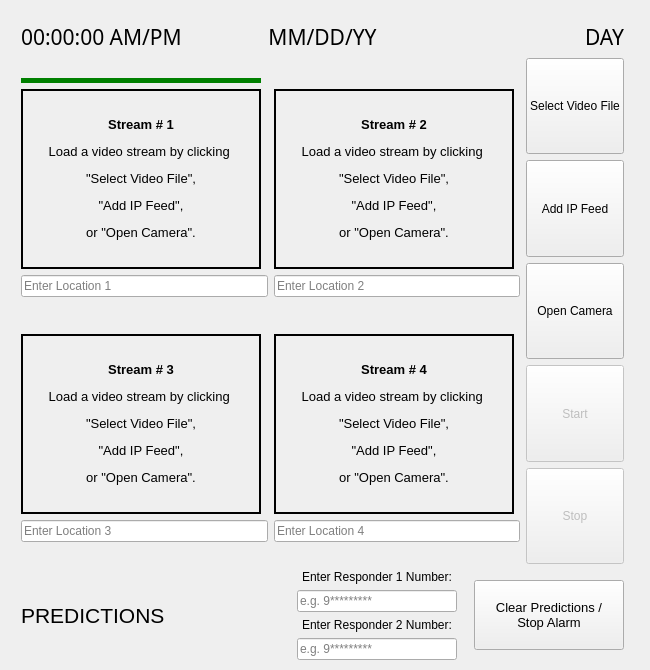
Qt form mainwidget.ui (markymarc1227/hawkai) before a commit.
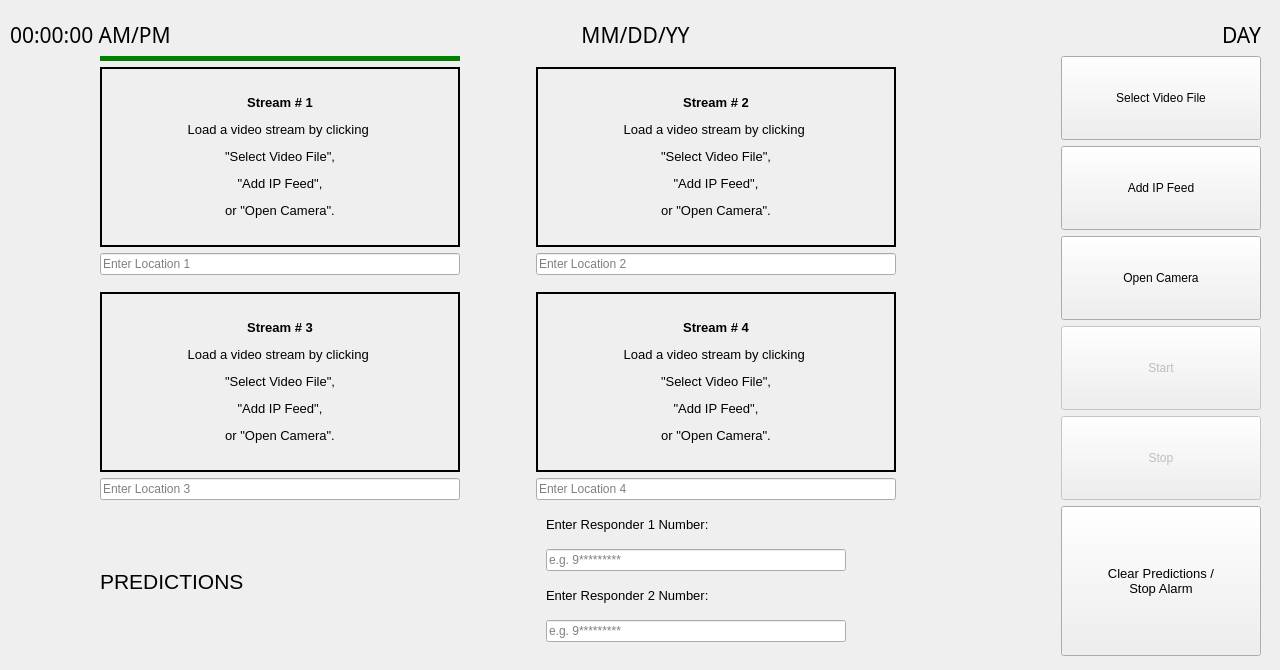
The same form after that commit. Icons and pictures are not drawn. Custom widgets are drawn as their Qt base class.

Commit message: changed layout to bigger screen

Patch:
```diff
--- a/mainwidget.ui
+++ b/mainwidget.ui
@@ -6,19 +6,19 @@
    <rect>
     <x>0</x>
     <y>0</y>
-    <width>650</width>
+    <width>1280</width>
     <height>670</height>
    </rect>
   </property>
   <property name="minimumSize">
    <size>
-    <width>650</width>
+    <width>1280</width>
     <height>670</height>
    </size>
   </property>
   <property name="maximumSize">
    <size>
-    <width>1080</width>
+    <width>1280</width>
     <height>670</height>
    </size>
   </property>
@@ -41,18 +41,33 @@
   <property name="autoFillBackground">
    <bool>false</bool>
   </property>
-  <widget class="QWidget" name="layoutWidget">
+  <widget class="QWidget" name="">
    <property name="geometry">
     <rect>
-     <x>21</x>
-     <y>2</y>
-     <width>603</width>
-     <height>658</height>
+     <x>10</x>
+     <y>0</y>
+     <width>1251</width>
+     <height>656</height>
     </rect>
    </property>
-   <layout class="QVBoxLayout" name="verticalLayout_8">
+   <layout class="QVBoxLayout" name="verticalLayout_9">
     <item>
      <widget class="QLabel" name="banner">
+      <property name="enabled">
+       <bool>true</bool>
+      </property>
+      <property name="sizePolicy">
+       <sizepolicy hsizetype="Maximum" vsizetype="Preferred">
+        <horstretch>0</horstretch>
+        <verstretch>0</verstretch>
+       </sizepolicy>
+      </property>
+      <property name="minimumSize">
+       <size>
+        <width>1280</width>
+        <height>0</height>
+       </size>
+      </property>
       <property name="text">
        <string/>
       </property>
@@ -133,20 +148,40 @@
     </item>
     <item>
      <layout class="QHBoxLayout" name="horizontalLayout_4">
+      <item>
+       <spacer name="horizontalSpacer_2">
+        <property name="orientation">
+         <enum>Qt::Horizontal</enum>
+        </property>
+        <property name="sizeType">
+         <enum>QSizePolicy::Fixed</enum>
+        </property>
+        <property name="sizeHint" stdset="0">
+         <size>
+          <width>90</width>
+          <height>20</height>
+         </size>
+        </property>
+       </spacer>
+      </item>
       <item>
        <layout class="QVBoxLayout" name="verticalLayout_6">
         <item>
-         <layout class="QHBoxLayout" name="horizontalLayout_2">
-          <item>
            <layout class="QVBoxLayout" name="verticalLayout">
-            <item>
+          <item alignment="Qt::AlignHCenter">
              <widget class="QLabel" name="selector_0">
               <property name="sizePolicy">
-               <sizepolicy hsizetype="Preferred" vsizetype="Fixed">
+             <sizepolicy hsizetype="Fixed" vsizetype="Fixed">
                 <horstretch>0</horstretch>
                 <verstretch>0</verstretch>
                </sizepolicy>
               </property>
+            <property name="minimumSize">
+             <size>
+              <width>360</width>
+              <height>0</height>
+             </size>
+            </property>
               <property name="maximumSize">
                <size>
                 <width>240</width>
@@ -161,17 +196,17 @@
               </property>
              </widget>
             </item>
-            <item>
+          <item alignment="Qt::AlignHCenter">
              <widget class="clickable_Qlabel" name="video_frame_0">
               <property name="minimumSize">
                <size>
-                <width>240</width>
+              <width>360</width>
                 <height>180</height>
                </size>
               </property>
               <property name="maximumSize">
                <size>
-                <width>240</width>
+              <width>360</width>
                 <height>180</height>
                </size>
               </property>
@@ -206,8 +241,20 @@
               </property>
              </widget>
             </item>
-            <item>
+          <item alignment="Qt::AlignHCenter">
              <widget class="doubleClickable_QLineEdit" name="loc_0">
+            <property name="minimumSize">
+             <size>
+              <width>360</width>
+              <height>0</height>
+             </size>
+            </property>
+            <property name="maximumSize">
+             <size>
+              <width>360</width>
+              <height>16777215</height>
+             </size>
+            </property>
               <property name="maxLength">
                <number>31</number>
               </property>
@@ -225,84 +272,8 @@
            </layout>
           </item>
           <item>
-           <layout class="QVBoxLayout" name="verticalLayout_2">
-            <item>
-             <widget class="QLabel" name="selector_1">
-              <property name="sizePolicy">
-               <sizepolicy hsizetype="Preferred" vsizetype="Fixed">
-                <horstretch>0</horstretch>
-                <verstretch>0</verstretch>
-               </sizepolicy>
-              </property>
-              <property name="maximumSize">
-               <size>
-                <width>240</width>
-                <height>5</height>
-               </size>
-              </property>
-              <property name="styleSheet">
-               <string notr="true"/>
-              </property>
-              <property name="text">
-               <string/>
-              </property>
-             </widget>
-            </item>
-            <item>
-             <widget class="clickable_Qlabel" name="video_frame_1">
-              <property name="minimumSize">
-               <size>
-                <width>240</width>
-                <height>180</height>
-               </size>
-              </property>
-              <property name="maximumSize">
-               <size>
-                <width>240</width>
-                <height>180</height>
-               </size>
-              </property>
-              <property name="font">
-               <font>
-                <pointsize>7</pointsize>
-               </font>
-              </property>
-              <property name="cursor">
-               <cursorShape>PointingHandCursor</cursorShape>
-              </property>
-              <property name="styleSheet">
-               <string notr="true">border: 2px solid black;</string>
-              </property>
-              <property name="frameShape">
-               <enum>QFrame::NoFrame</enum>
-              </property>
-              <property name="text">
-               <string>&lt;html&gt;&lt;head/&gt;&lt;body&gt;&lt;p&gt;&lt;span style=&quot; font-size:10pt; font-weight:700;&quot;&gt;Stream # 2&lt;/span&gt;&lt;/p&gt;&lt;p&gt;&lt;span style=&quot; font-size:10pt;&quot;&gt;Load a video stream by clicking &lt;/span&gt;&lt;/p&gt;&lt;p&gt;&lt;span style=&quot; font-size:10pt;&quot;&gt;&amp;quot;Select Video File&amp;quot;,&lt;/span&gt;&lt;/p&gt;&lt;p&gt;&lt;span style=&quot; font-size:10pt;&quot;&gt;&amp;quot;Add IP Feed&amp;quot;,&lt;/span&gt;&lt;/p&gt;&lt;p&gt;&lt;span style=&quot; font-size:10pt;&quot;&gt;or &amp;quot;Open Camera&amp;quot;.&lt;/span&gt;&lt;/p&gt;&lt;/body&gt;&lt;/html&gt;</string>
-              </property>
-              <property name="alignment">
-               <set>Qt::AlignCenter</set>
-              </property>
-             </widget>
-            </item>
-            <item>
-             <widget class="doubleClickable_QLineEdit" name="loc_1">
-              <property name="maxLength">
-               <number>31</number>
-              </property>
-              <property name="placeholderText">
-               <string>Enter Location 2</string>
-              </property>
-             </widget>
-            </item>
-           </layout>
-          </item>
-         </layout>
-        </item>
-        <item>
-         <layout class="QHBoxLayout" name="horizontalLayout_3">
-          <item>
            <layout class="QVBoxLayout" name="verticalLayout_3">
-            <item>
+          <item alignment="Qt::AlignHCenter">
              <widget class="QLabel" name="selector_2">
               <property name="sizePolicy">
                <sizepolicy hsizetype="Preferred" vsizetype="Fixed">
@@ -310,9 +281,15 @@
                 <verstretch>0</verstretch>
                </sizepolicy>
               </property>
+            <property name="minimumSize">
+             <size>
+              <width>360</width>
+              <height>0</height>
+             </size>
+            </property>
               <property name="maximumSize">
                <size>
-                <width>240</width>
+              <width>360</width>
                 <height>5</height>
                </size>
               </property>
@@ -324,17 +301,17 @@
               </property>
              </widget>
             </item>
-            <item>
+          <item alignment="Qt::AlignHCenter">
              <widget class="clickable_Qlabel" name="video_frame_2">
               <property name="minimumSize">
                <size>
-                <width>240</width>
+              <width>360</width>
                 <height>180</height>
                </size>
               </property>
               <property name="maximumSize">
                <size>
-                <width>240</width>
+              <width>360</width>
                 <height>180</height>
                </size>
               </property>
@@ -360,8 +337,20 @@
               </property>
              </widget>
             </item>
-            <item>
+          <item alignment="Qt::AlignHCenter">
              <widget class="doubleClickable_QLineEdit" name="loc_2">
+            <property name="minimumSize">
+             <size>
+              <width>360</width>
+              <height>0</height>
+             </size>
+            </property>
+            <property name="maximumSize">
+             <size>
+              <width>360</width>
+              <height>16777215</height>
+             </size>
+            </property>
               <property name="maxLength">
                <number>31</number>
               </property>
@@ -372,19 +361,135 @@
             </item>
            </layout>
           </item>
+       </layout>
+      </item>
+      <item>
+       <spacer name="horizontalSpacer_3">
+        <property name="orientation">
+         <enum>Qt::Horizontal</enum>
+        </property>
+        <property name="sizeType">
+         <enum>QSizePolicy::Fixed</enum>
+        </property>
+        <property name="sizeHint" stdset="0">
+         <size>
+          <width>70</width>
+          <height>20</height>
+         </size>
+        </property>
+       </spacer>
+      </item>
+      <item>
+       <layout class="QVBoxLayout" name="verticalLayout_8">
+        <item>
+         <layout class="QVBoxLayout" name="verticalLayout_2">
+          <item alignment="Qt::AlignHCenter">
+           <widget class="QLabel" name="selector_1">
+            <property name="sizePolicy">
+             <sizepolicy hsizetype="Fixed" vsizetype="Fixed">
+              <horstretch>0</horstretch>
+              <verstretch>0</verstretch>
+             </sizepolicy>
+            </property>
+            <property name="minimumSize">
+             <size>
+              <width>360</width>
+              <height>0</height>
+             </size>
+            </property>
+            <property name="maximumSize">
+             <size>
+              <width>360</width>
+              <height>5</height>
+             </size>
+            </property>
+            <property name="styleSheet">
+             <string notr="true"/>
+            </property>
+            <property name="text">
+             <string/>
+            </property>
+           </widget>
+          </item>
+          <item alignment="Qt::AlignHCenter">
+           <widget class="clickable_Qlabel" name="video_frame_1">
+            <property name="minimumSize">
+             <size>
+              <width>360</width>
+              <height>180</height>
+             </size>
+            </property>
+            <property name="maximumSize">
+             <size>
+              <width>360</width>
+              <height>180</height>
+             </size>
+            </property>
+            <property name="font">
+             <font>
+              <pointsize>7</pointsize>
+             </font>
+            </property>
+            <property name="cursor">
+             <cursorShape>PointingHandCursor</cursorShape>
+            </property>
+            <property name="styleSheet">
+             <string notr="true">border: 2px solid black;</string>
+            </property>
+            <property name="frameShape">
+             <enum>QFrame::NoFrame</enum>
+            </property>
+            <property name="text">
+             <string>&lt;html&gt;&lt;head/&gt;&lt;body&gt;&lt;p&gt;&lt;span style=&quot; font-size:10pt; font-weight:700;&quot;&gt;Stream # 2&lt;/span&gt;&lt;/p&gt;&lt;p&gt;&lt;span style=&quot; font-size:10pt;&quot;&gt;Load a video stream by clicking &lt;/span&gt;&lt;/p&gt;&lt;p&gt;&lt;span style=&quot; font-size:10pt;&quot;&gt;&amp;quot;Select Video File&amp;quot;,&lt;/span&gt;&lt;/p&gt;&lt;p&gt;&lt;span style=&quot; font-size:10pt;&quot;&gt;&amp;quot;Add IP Feed&amp;quot;,&lt;/span&gt;&lt;/p&gt;&lt;p&gt;&lt;span style=&quot; font-size:10pt;&quot;&gt;or &amp;quot;Open Camera&amp;quot;.&lt;/span&gt;&lt;/p&gt;&lt;/body&gt;&lt;/html&gt;</string>
+            </property>
+            <property name="alignment">
+             <set>Qt::AlignCenter</set>
+            </property>
+           </widget>
+          </item>
+          <item alignment="Qt::AlignHCenter">
+           <widget class="doubleClickable_QLineEdit" name="loc_1">
+            <property name="minimumSize">
+             <size>
+              <width>360</width>
+              <height>0</height>
+             </size>
+            </property>
+            <property name="maximumSize">
+             <size>
+              <width>360</width>
+              <height>16777215</height>
+             </size>
+            </property>
+            <property name="maxLength">
+             <number>31</number>
+            </property>
+            <property name="placeholderText">
+             <string>Enter Location 2</string>
+            </property>
+           </widget>
+          </item>
+         </layout>
+        </item>
           <item>
            <layout class="QVBoxLayout" name="verticalLayout_4">
-            <item>
+          <item alignment="Qt::AlignHCenter">
              <widget class="QLabel" name="selector_3">
               <property name="sizePolicy">
-               <sizepolicy hsizetype="Preferred" vsizetype="Fixed">
+             <sizepolicy hsizetype="Fixed" vsizetype="Fixed">
                 <horstretch>0</horstretch>
                 <verstretch>0</verstretch>
                </sizepolicy>
               </property>
+            <property name="minimumSize">
+             <size>
+              <width>360</width>
+              <height>0</height>
+             </size>
+            </property>
               <property name="maximumSize">
                <size>
-                <width>240</width>
+              <width>360</width>
                 <height>5</height>
                </size>
               </property>
@@ -396,17 +501,17 @@
               </property>
              </widget>
             </item>
-            <item>
+          <item alignment="Qt::AlignHCenter">
              <widget class="clickable_Qlabel" name="video_frame_3">
               <property name="minimumSize">
                <size>
-                <width>240</width>
+              <width>360</width>
                 <height>180</height>
                </size>
               </property>
               <property name="maximumSize">
                <size>
-                <width>240</width>
+              <width>360</width>
                 <height>180</height>
                </size>
               </property>
@@ -432,8 +537,20 @@
               </property>
              </widget>
             </item>
-            <item>
+          <item alignment="Qt::AlignHCenter">
              <widget class="doubleClickable_QLineEdit" name="loc_3">
+            <property name="minimumSize">
+             <size>
+              <width>360</width>
+              <height>0</height>
+             </size>
+            </property>
+            <property name="maximumSize">
+             <size>
+              <width>360</width>
+              <height>16777215</height>
+             </size>
+            </property>
               <property name="maxLength">
                <number>31</number>
               </property>
@@ -446,11 +563,25 @@
           </item>
          </layout>
         </item>
-       </layout>
+      <item>
+       <spacer name="horizontalSpacer">
+        <property name="orientation">
+         <enum>Qt::Horizontal</enum>
+        </property>
+        <property name="sizeType">
+         <enum>QSizePolicy::Fixed</enum>
+        </property>
+        <property name="sizeHint" stdset="0">
+         <size>
+          <width>90</width>
+          <height>20</height>
+         </size>
+        </property>
+       </spacer>
       </item>
       <item>
        <layout class="QVBoxLayout" name="verticalLayout_5">
-        <item>
+        <item alignment="Qt::AlignRight">
          <widget class="QPushButton" name="video_file_button">
           <property name="sizePolicy">
            <sizepolicy hsizetype="Minimum" vsizetype="Expanding">
@@ -458,6 +589,18 @@
             <verstretch>0</verstretch>
            </sizepolicy>
           </property>
+          <property name="minimumSize">
+           <size>
+            <width>200</width>
+            <height>0</height>
+           </size>
+          </property>
+          <property name="maximumSize">
+           <size>
+            <width>200</width>
+            <height>16777215</height>
+           </size>
+          </property>
           <property name="cursor">
            <cursorShape>PointingHandCursor</cursorShape>
           </property>
@@ -466,7 +609,7 @@
           </property>
          </widget>
         </item>
-        <item>
+        <item alignment="Qt::AlignRight">
          <widget class="QPushButton" name="add_ip_cam">
           <property name="sizePolicy">
            <sizepolicy hsizetype="Minimum" vsizetype="Expanding">
@@ -474,6 +617,18 @@
             <verstretch>0</verstretch>
            </sizepolicy>
           </property>
+          <property name="minimumSize">
+           <size>
+            <width>200</width>
+            <height>0</height>
+           </size>
+          </property>
+          <property name="maximumSize">
+           <size>
+            <width>200</width>
+            <height>16777215</height>
+           </size>
+          </property>
           <property name="cursor">
            <cursorShape>PointingHandCursor</cursorShape>
           </property>
@@ -482,7 +637,7 @@
           </property>
          </widget>
         </item>
-        <item>
+        <item alignment="Qt::AlignRight">
          <widget class="QPushButton" name="open_camera_button">
           <property name="sizePolicy">
            <sizepolicy hsizetype="Minimum" vsizetype="Expanding">
@@ -490,6 +645,18 @@
             <verstretch>0</verstretch>
            </sizepolicy>
           </property>
+          <property name="minimumSize">
+           <size>
+            <width>200</width>
+            <height>0</height>
+           </size>
+          </property>
+          <property name="maximumSize">
+           <size>
+            <width>200</width>
+            <height>16777215</height>
+           </size>
+          </property>
           <property name="cursor">
            <cursorShape>PointingHandCursor</cursorShape>
           </property>
@@ -498,7 +665,7 @@
           </property>
          </widget>
         </item>
-        <item>
+        <item alignment="Qt::AlignRight">
          <widget class="QPushButton" name="start_button">
           <property name="enabled">
            <bool>false</bool>
@@ -509,6 +676,18 @@
             <verstretch>0</verstretch>
            </sizepolicy>
           </property>
+          <property name="minimumSize">
+           <size>
+            <width>200</width>
+            <height>0</height>
+           </size>
+          </property>
+          <property name="maximumSize">
+           <size>
+            <width>200</width>
+            <height>16777215</height>
+           </size>
+          </property>
           <property name="cursor">
            <cursorShape>PointingHandCursor</cursorShape>
           </property>
@@ -520,7 +699,7 @@
           </property>
          </widget>
         </item>
-        <item>
+        <item alignment="Qt::AlignRight">
          <widget class="QPushButton" name="stop_button">
           <property name="enabled">
            <bool>false</bool>
@@ -531,6 +710,18 @@
             <verstretch>0</verstretch>
            </sizepolicy>
           </property>
+          <property name="minimumSize">
+           <size>
+            <width>200</width>
+            <height>0</height>
+           </size>
+          </property>
+          <property name="maximumSize">
+           <size>
+            <width>200</width>
+            <height>16777215</height>
+           </size>
+          </property>
           <property name="cursor">
            <cursorShape>PointingHandCursor</cursorShape>
           </property>
@@ -554,6 +745,22 @@
     </item>
     <item>
      <layout class="QHBoxLayout" name="horizontalLayout_5">
+      <item>
+       <spacer name="horizontalSpacer_4">
+        <property name="orientation">
+         <enum>Qt::Horizontal</enum>
+        </property>
+        <property name="sizeType">
+         <enum>QSizePolicy::Fixed</enum>
+        </property>
+        <property name="sizeHint" stdset="0">
+         <size>
+          <width>90</width>
+          <height>20</height>
+         </size>
+        </property>
+       </spacer>
+      </item>
       <item>
        <widget class="QLabel" name="prediction_label">
         <property name="sizePolicy">
@@ -564,10 +771,16 @@
         </property>
         <property name="minimumSize">
          <size>
-          <width>260</width>
+          <width>440</width>
           <height>0</height>
          </size>
         </property>
+        <property name="maximumSize">
+         <size>
+          <width>440</width>
+          <height>16777215</height>
+         </size>
+        </property>
         <property name="font">
          <font>
           <pointsize>16</pointsize>
@@ -583,24 +796,41 @@
         <property name="leftMargin">
          <number>0</number>
         </property>
-        <item alignment="Qt::AlignHCenter">
+        <item alignment="Qt::AlignLeft">
          <widget class="QLabel" name="res_label1">
           <property name="sizePolicy">
-           <sizepolicy hsizetype="Preferred" vsizetype="Fixed">
+           <sizepolicy hsizetype="Minimum" vsizetype="Maximum">
             <horstretch>0</horstretch>
             <verstretch>0</verstretch>
            </sizepolicy>
           </property>
+          <property name="minimumSize">
+           <size>
+            <width>300</width>
+            <height>0</height>
+           </size>
+          </property>
+          <property name="font">
+           <font>
+            <pointsize>10</pointsize>
+           </font>
+          </property>
           <property name="text">
            <string>Enter Responder 1 Number:</string>
           </property>
          </widget>
         </item>
-        <item alignment="Qt::AlignHCenter">
+        <item alignment="Qt::AlignLeft">
          <widget class="doubleClickable_QLineEdit" name="res_cnum0">
+          <property name="sizePolicy">
+           <sizepolicy hsizetype="Fixed" vsizetype="Fixed">
+            <horstretch>0</horstretch>
+            <verstretch>0</verstretch>
+           </sizepolicy>
+          </property>
           <property name="minimumSize">
            <size>
-            <width>160</width>
+            <width>300</width>
             <height>0</height>
            </size>
           </property>
@@ -615,24 +845,41 @@
           </property>
          </widget>
         </item>
-        <item alignment="Qt::AlignHCenter">
+        <item alignment="Qt::AlignLeft">
          <widget class="QLabel" name="res_label2">
           <property name="sizePolicy">
-           <sizepolicy hsizetype="Preferred" vsizetype="Fixed">
+           <sizepolicy hsizetype="Fixed" vsizetype="Fixed">
             <horstretch>0</horstretch>
             <verstretch>0</verstretch>
            </sizepolicy>
           </property>
+          <property name="minimumSize">
+           <size>
+            <width>300</width>
+            <height>0</height>
+           </size>
+          </property>
+          <property name="font">
+           <font>
+            <pointsize>10</pointsize>
+           </font>
+          </property>
           <property name="text">
            <string>Enter Responder 2 Number:</string>
           </property>
          </widget>
         </item>
-        <item alignment="Qt::AlignHCenter">
+        <item alignment="Qt::AlignLeft">
          <widget class="doubleClickable_QLineEdit" name="res_cnum1">
+          <property name="sizePolicy">
+           <sizepolicy hsizetype="Fixed" vsizetype="Fixed">
+            <horstretch>0</horstretch>
+            <verstretch>0</verstretch>
+           </sizepolicy>
+          </property>
           <property name="minimumSize">
            <size>
-            <width>160</width>
+            <width>300</width>
             <height>0</height>
            </size>
           </property>
@@ -652,21 +899,21 @@
       <item>
        <widget class="QPushButton" name="clear_predictions">
         <property name="sizePolicy">
-         <sizepolicy hsizetype="Fixed" vsizetype="Minimum">
+         <sizepolicy hsizetype="Fixed" vsizetype="Expanding">
           <horstretch>0</horstretch>
           <verstretch>0</verstretch>
          </sizepolicy>
         </property>
         <property name="minimumSize">
          <size>
-          <width>150</width>
+          <width>200</width>
           <height>50</height>
          </size>
         </property>
         <property name="maximumSize">
          <size>
-          <width>150</width>
-          <height>70</height>
+          <width>200</width>
+          <height>16777215</height>
          </size>
         </property>
         <property name="font">
```
Left out of the diff: 6 changed lines with no effect on the pictures. Lines whose indentation alone changed are shown as unchanged. The commit also changes 8 other files.
